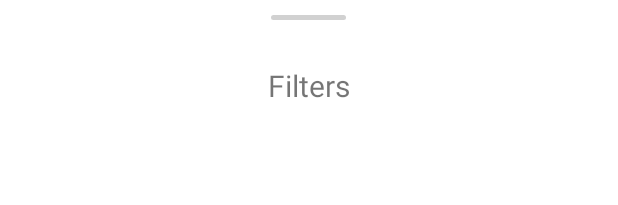
After one commit to Ra53n/Charge_it, an Android app: the layout fragment_maps_bottom_sheet.xml on its own in the app's theme, with its tools: preview values and no code run, on a phone screen of 412 x 824 dp. The commit adds this screen. Shown: the top 205 px of the screen. Run offline under Robolectric (Android 15) with nearby library versions, the phone set to English and light mode, and no system bars.

Commit message:
Реализован BottomSheet для экрана с фильтрами

```diff
--- a/main_screen/src/main/AndroidManifest.xml
+++ b/main_screen/src/main/AndroidManifest.xml
@@ -1,4 +1,2 @@
 <?xml version="1.0" encoding="utf-8"?>
-<manifest xmlns:android="http://schemas.android.com/apk/res/android"
-    package="chargeit.main_screen">
-</manifest>
+<manifest package="chargeit.main_screen" />
--- a/main_screen/src/main/java/chargeit/main_screen/view/MapsFragment.kt
+++ b/main_screen/src/main/java/chargeit/main_screen/view/MapsFragment.kt
@@ -16,6 +16,7 @@ import com.google.android.gms.maps.GoogleMap
 import com.google.android.gms.maps.OnMapReadyCallback
 import com.google.android.gms.maps.SupportMapFragment
 import com.google.android.gms.maps.model.MarkerOptions
+import com.google.android.material.bottomsheet.BottomSheetBehavior
 import org.koin.androidx.viewmodel.ext.android.viewModel
 import java.lang.String.format
 
@@ -84,7 +85,9 @@ class MapsFragment : CoreFragment(R.layout.fragment_maps) {
     }
 
     private fun filterScreenButtonClick() {
-        view?.makeSnackbar(text = FILTER_PAGE_MESSAGE)
+        BottomSheetBehavior
+            .from(binding.fragmentMapsBottomSheetIncluded.fragmentMapsBottomSheetRoot)
+            .state = BottomSheetBehavior.STATE_HALF_EXPANDED
     }
 
     private fun goToDefaultPlace() {
@@ -107,7 +110,6 @@ class MapsFragment : CoreFragment(R.layout.fragment_maps) {
 
     companion object {
         private const val DEFAULT_PLACE_MESSAGE = "Default place"
-        private const val FILTER_PAGE_MESSAGE = "Filter page"
         private const val MARKER_CLICK_MESSAGE = "Marker %1\$s clicked!"
         private const val START_SEARCH_MESSAGE = "Searching!"
 
--- /dev/null
+++ b/main_screen/src/main/res/drawable/bottom_sheet_line_bg.xml
@@ -0,0 +1,6 @@
+<?xml version="1.0" encoding="utf-8"?>
+<shape xmlns:android="http://schemas.android.com/apk/res/android"
+    android:shape="rectangle">
+    <corners android:radius="10dp" />
+    <solid android:color="#CCCCCC" />
+</shape>
--- /dev/null
+++ b/main_screen/src/main/res/drawable/curve_bottom_sheet_bg.xml
@@ -0,0 +1,9 @@
+<?xml version="1.0" encoding="utf-8"?>
+<selector xmlns:android="http://schemas.android.com/apk/res/android">
+    <item>
+        <shape android:shape="rectangle">
+            <corners android:topLeftRadius="40dp" android:topRightRadius="40dp" />
+            <solid android:color="@color/white" />
+        </shape>
+    </item>
+</selector>
--- a/main_screen/src/main/res/layout/fragment_maps.xml
+++ b/main_screen/src/main/res/layout/fragment_maps.xml
@@ -1,7 +1,12 @@
-<FrameLayout xmlns:android="http://schemas.android.com/apk/res/android"
-    xmlns:app="http://schemas.android.com/apk/res-auto"
+<?xml version="1.0" encoding="utf-8"?>
+<androidx.coordinatorlayout.widget.CoordinatorLayout xmlns:android="http://schemas.android.com/apk/res/android"
+    android:id="@+id/fragment_maps_root"
+    android:layout_width="match_parent"
+    android:layout_height="match_parent">
+
+    <FrameLayout xmlns:app="http://schemas.android.com/apk/res-auto"
         xmlns:tools="http://schemas.android.com/tools"
-    android:id="@+id/fragment_maps_root"
+        android:id="@+id/fragment_maps_container"
         android:layout_width="match_parent"
         android:layout_height="match_parent">
 
@@ -57,4 +62,11 @@
                 app:fabSize="mini" />
 
         </FrameLayout>
+
     </FrameLayout>
+
+    <include
+        android:id="@+id/fragment_maps_bottom_sheet_included"
+        layout="@layout/fragment_maps_bottom_sheet" />
+
+</androidx.coordinatorlayout.widget.CoordinatorLayout>
--- /dev/null
+++ b/main_screen/src/main/res/layout/fragment_maps_bottom_sheet.xml
@@ -0,0 +1,33 @@
+<?xml version="1.0" encoding="utf-8"?>
+<androidx.appcompat.widget.LinearLayoutCompat xmlns:android="http://schemas.android.com/apk/res/android"
+    xmlns:app="http://schemas.android.com/apk/res-auto"
+    xmlns:tools="http://schemas.android.com/tools"
+    android:id="@+id/fragment_maps_bottom_sheet_root"
+    android:layout_width="match_parent"
+    android:layout_height="match_parent"
+    android:background="@drawable/curve_bottom_sheet_bg"
+    android:orientation="vertical"
+    app:behavior_peekHeight="@dimen/fragment_maps_bottom_sheet_root_peek_height"
+    app:layout_behavior="com.google.android.material.bottomsheet.BottomSheetBehavior"
+    tools:visibility="visible">
+
+    <View
+        android:id="@+id/fragment_maps_bottom_sheet_line"
+        android:layout_width="@dimen/fragment_maps_bottom_sheet_line_width"
+        android:layout_height="@dimen/fragment_maps_bottom_sheet_line_height"
+        android:layout_gravity="center"
+        android:layout_marginTop="@dimen/fragment_maps_bottom_sheet_line_margin_top"
+        android:alpha=".90"
+        android:background="@drawable/bottom_sheet_line_bg" />
+
+    <androidx.appcompat.widget.AppCompatTextView
+        android:id="@+id/fragment_maps_bottom_sheet_header"
+        android:layout_width="match_parent"
+        android:layout_height="wrap_content"
+        android:layout_marginTop="@dimen/fragment_maps_bottom_sheet_header_margin_top"
+        android:text="@string/fragment_maps_bottom_sheet_header"
+        android:textAlignment="center"
+        android:textSize="@dimen/fragment_maps_bottom_sheet_header_text_size" />
+
+
+</androidx.appcompat.widget.LinearLayoutCompat>
--- a/main_screen/src/main/res/values/dimens.xml
+++ b/main_screen/src/main/res/values/dimens.xml
@@ -3,5 +3,14 @@
     <!-- MapsFragment begin -->
     <dimen name="fragment_maps_interface_margin">10dp</dimen>
     <dimen name="fragment_maps_my_coords_button_margin_vertical">20dp</dimen>
-    <!-- MapsFragment end-->
+    <!-- BottomSheet begin -->
+    <dimen name="fragment_maps_bottom_sheet_root_peek_height">0dp</dimen>
+    <dimen name="fragment_maps_bottom_sheet_line_width">50dp</dimen>
+    <dimen name="fragment_maps_bottom_sheet_line_height">3dp</dimen>
+    <dimen name="fragment_maps_bottom_sheet_line_margin_top">10dp</dimen>
+    <dimen name="fragment_maps_bottom_sheet_header_margin_top">30dp</dimen>
+    <dimen name="fragment_maps_bottom_sheet_header_text_size">20sp</dimen>
+    <!-- BottomSheet end -->
+    <!-- MapsFragment end -->
+
 </resources>
--- a/main_screen/src/main/res/values/strings.xml
+++ b/main_screen/src/main/res/values/strings.xml
@@ -3,5 +3,6 @@
     <!-- MapsFragment begin -->
     <string name="fragment_maps_search_query_hint">Enter request</string>
     <string name="fragment_maps_my_coords_button_content_description">Current coordinates</string>
+    <string name="fragment_maps_bottom_sheet_header">Filters</string>
     <!-- MapsFragment begin -->
 </resources>
```
Lines whose indentation alone changed are shown as unchanged.
